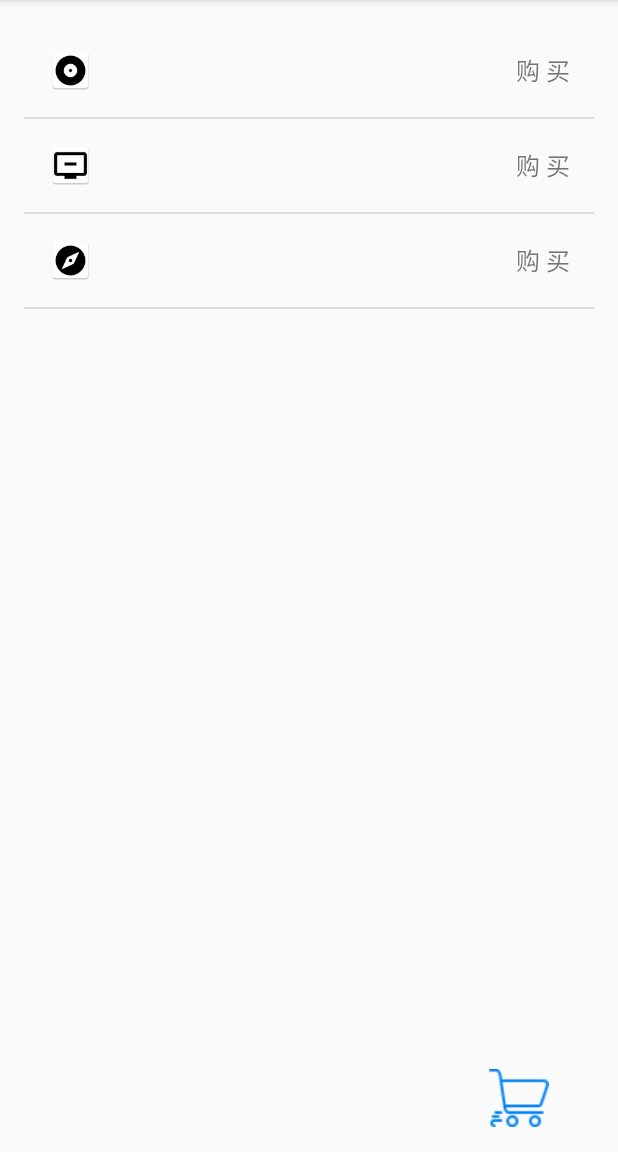
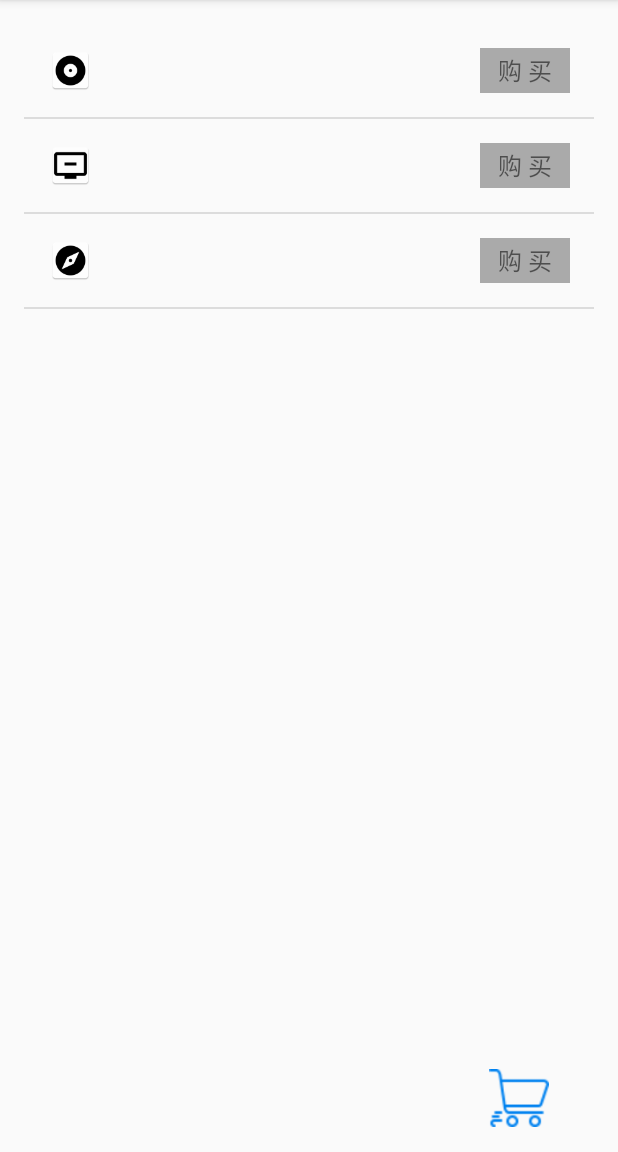
Before and after one commit to shenghe1027/SuperAnimator, an Android app: the BezierShoppingActivity screen opened directly, with no data from a screen before it, on a phone screen of 412 x 824 dp, the part 84-1236 px from its top. Run offline under Robolectric (Android 15) with nearby library versions, the phone set to English and light mode, and no system bars.

Commit message:
修改item布局样式

```diff
--- a/app/src/main/res/layout/adapter_shopping_cart_item.xml
+++ b/app/src/main/res/layout/adapter_shopping_cart_item.xml
@@ -1,24 +1,28 @@
 <?xml version="1.0" encoding="utf-8"?>
 <RelativeLayout xmlns:android="http://schemas.android.com/apk/res/android"
     android:layout_width="match_parent"
+    android:layout_height="wrap_content"
     android:layout_marginBottom="1dp"
-    android:layout_height="wrap_content"
     android:paddingBottom="@dimen/activity_vertical_margin"
     android:paddingLeft="@dimen/activity_horizontal_margin"
     android:paddingRight="@dimen/activity_horizontal_margin"
     android:paddingTop="@dimen/activity_vertical_margin">
+
     <ImageView
         android:id="@+id/iv_shopping_cart_item"
         android:layout_width="30dp"
         android:layout_height="30dp"
         android:layout_centerVertical="true"
-        android:src="@mipmap/ic_launcher"/>
+        android:src="@mipmap/ic_launcher" />
+
     <TextView
         android:id="@+id/tv_shopping_cart_item"
-        android:layout_width="wrap_content"
-        android:layout_height="wrap_content"
+        android:layout_width="60dp"
+        android:layout_height="30dp"
+        android:layout_alignParentRight="true"
+        android:layout_centerVertical="true"
+        android:background="@android:color/darker_gray"
+        android:gravity="center"
         android:text="购 买"
-        android:textSize="16sp"
-        android:layout_alignParentRight="true"
-        android:layout_centerVertical="true"/>
+        android:textSize="16sp" />
 </RelativeLayout>
```
